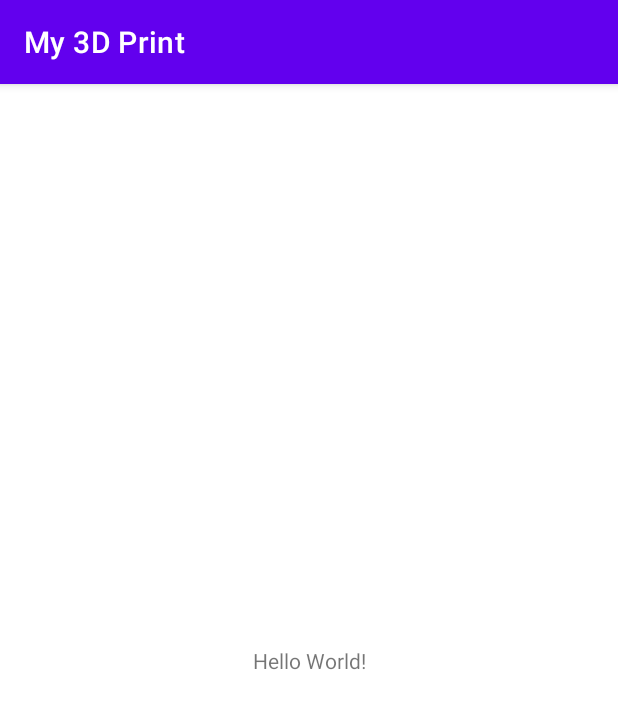
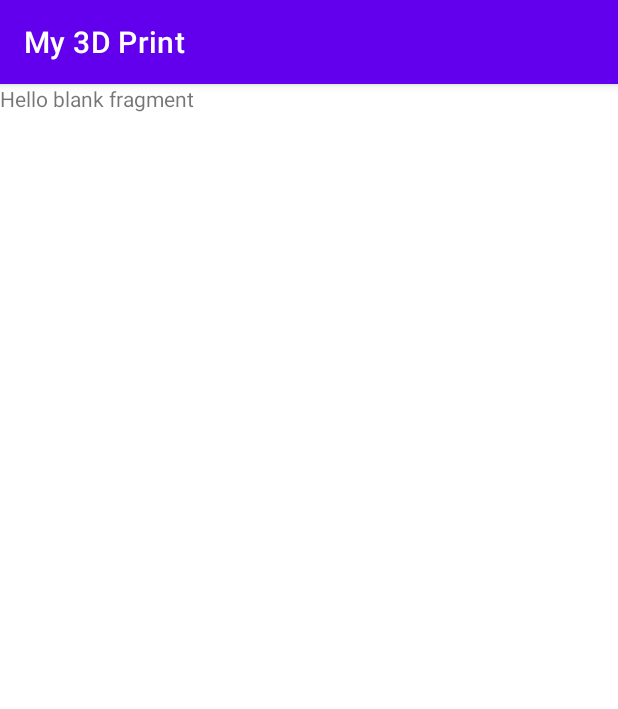
Before and after one commit to rlima20/My-3d-Print, an Android app: the screen it shows after launch (MainActivity), on a phone screen of 412 x 824 dp. Shown: the top 709 px of the screen. Run offline under Robolectric (Android 15) with nearby library versions, the phone set to English and light mode, and no system bars.

Commit message:
creation of navHost

```diff
--- a/app/build.gradle
+++ b/app/build.gradle
@@ -40,6 +40,9 @@ dependencies {
     implementation 'com.google.android.material:material:1.4.0'
     implementation 'androidx.constraintlayout:constraintlayout:2.1.0'
     implementation 'androidx.room:room-runtime:2.3.0'
+    implementation 'androidx.navigation:navigation-fragment-ktx:2.3.5'
+    implementation 'androidx.navigation:navigation-ui-ktx:2.3.5'
+    implementation 'androidx.legacy:legacy-support-v4:1.0.0'
     testImplementation 'junit:junit:4.+'
     androidTestImplementation 'androidx.test.ext:junit:1.1.3'
     androidTestImplementation 'androidx.test.espresso:espresso-core:3.4.0'
--- /dev/null
+++ b/app/src/main/java/com/example/my3dprint/ListPrints.kt
@@ -0,0 +1,59 @@
+package com.example.my3dprint
+
+import android.os.Bundle
+import androidx.fragment.app.Fragment
+import android.view.LayoutInflater
+import android.view.View
+import android.view.ViewGroup
+
+// TODO: Rename parameter arguments, choose names that match
+// the fragment initialization parameters, e.g. ARG_ITEM_NUMBER
+private const val ARG_PARAM1 = "param1"
+private const val ARG_PARAM2 = "param2"
+
+/**
+ * A simple [Fragment] subclass.
+ * Use the [ListPrints.newInstance] factory method to
+ * create an instance of this fragment.
+ */
+class ListPrints : Fragment() {
+    // TODO: Rename and change types of parameters
+    private var param1: String? = null
+    private var param2: String? = null
+
+    override fun onCreate(savedInstanceState: Bundle?) {
+        super.onCreate(savedInstanceState)
+        arguments?.let {
+            param1 = it.getString(ARG_PARAM1)
+            param2 = it.getString(ARG_PARAM2)
+        }
+    }
+
+    override fun onCreateView(
+        inflater: LayoutInflater, container: ViewGroup?,
+        savedInstanceState: Bundle?
+    ): View? {
+        // Inflate the layout for this fragment
+        return inflater.inflate(R.layout.fragment_list_prints, container, false)
+    }
+
+    companion object {
+        /**
+         * Use this factory method to create a new instance of
+         * this fragment using the provided parameters.
+         *
+         * @param param1 Parameter 1.
+         * @param param2 Parameter 2.
+         * @return A new instance of fragment ListPrints.
+         */
+        // TODO: Rename and change types and number of parameters
+        @JvmStatic
+        fun newInstance(param1: String, param2: String) =
+            ListPrints().apply {
+                arguments = Bundle().apply {
+                    putString(ARG_PARAM1, param1)
+                    putString(ARG_PARAM2, param2)
+                }
+            }
+    }
+}
--- a/app/src/main/java/com/example/my3dprint/ui/activity/MainActivity.kt
+++ b/app/src/main/java/com/example/my3dprint/ui/activity/MainActivity.kt
@@ -5,6 +5,7 @@ import android.os.Bundle
 import com.example.my3dprint.R
 
 class MainActivity : AppCompatActivity() {
+
     override fun onCreate(savedInstanceState: Bundle?) {
         super.onCreate(savedInstanceState)
         setContentView(R.layout.activity_main)
--- /dev/null
+++ b/app/src/main/java/com/example/my3dprint/ui/fragment/ListPrintFragment.kt
@@ -0,0 +1,9 @@
+package com.example.my3dprint.ui.fragment
+
+import androidx.fragment.app.Fragment
+import com.example.my3dprint.ui.viewmodel.PrintListViewModel
+
+class ListPrintFragment: Fragment() {
+
+
+}
--- a/app/src/main/res/layout/activity_main.xml
+++ b/app/src/main/res/layout/activity_main.xml
@@ -1,18 +1,19 @@
 <?xml version="1.0" encoding="utf-8"?>
-<androidx.constraintlayout.widget.ConstraintLayout xmlns:android="http://schemas.android.com/apk/res/android"
+<FrameLayout
+    xmlns:android="http://schemas.android.com/apk/res/android"
     xmlns:app="http://schemas.android.com/apk/res-auto"
     xmlns:tools="http://schemas.android.com/tools"
     android:layout_width="match_parent"
     android:layout_height="match_parent"
     tools:context=".ui.activity.MainActivity">
 
-    <TextView
-        android:layout_width="wrap_content"
-        android:layout_height="wrap_content"
-        android:text="Hello World!"
-        app:layout_constraintBottom_toBottomOf="parent"
-        app:layout_constraintLeft_toLeftOf="parent"
-        app:layout_constraintRight_toRightOf="parent"
-        app:layout_constraintTop_toTopOf="parent" />
+    <fragment
+        android:id="@+id/main_activity_nav_host"
+        android:layout_width="match_parent"
+        android:layout_height="match_parent"
+        android:name="androidx.navigation.fragment.NavHostFragment"
+        app:defaultNavHost="true"
+        app:navGraph="@navigation/nav_graph"
+        />
 
-</androidx.constraintlayout.widget.ConstraintLayout>
+</FrameLayout>
--- /dev/null
+++ b/app/src/main/res/layout/fragment_list_prints.xml
@@ -0,0 +1,14 @@
+<?xml version="1.0" encoding="utf-8"?>
+<FrameLayout xmlns:android="http://schemas.android.com/apk/res/android"
+    xmlns:tools="http://schemas.android.com/tools"
+    android:layout_width="match_parent"
+    android:layout_height="match_parent"
+    tools:context=".ListPrints">
+
+    <!-- TODO: Update blank fragment layout -->
+    <TextView
+        android:layout_width="match_parent"
+        android:layout_height="match_parent"
+        android:text="@string/hello_blank_fragment" />
+
+</FrameLayout>
--- /dev/null
+++ b/app/src/main/res/navigation/nav_graph.xml
@@ -0,0 +1,15 @@
+<?xml version="1.0" encoding="utf-8"?>
+<navigation
+    xmlns:android="http://schemas.android.com/apk/res/android"
+    xmlns:app="http://schemas.android.com/apk/res-auto"
+    xmlns:tools="http://schemas.android.com/tools"
+    android:id="@+id/nav_graph"
+    app:startDestination="@id/listPrints">
+
+    <fragment
+        android:id="@+id/listPrints"
+        android:name="com.example.my3dprint.ListPrints"
+        android:label="Lista de Impressões"
+        tools:layout="@layout/list_print"
+        xmlns:tools="http://schemas.android.com/tools"/>
+</navigation>
--- a/app/src/main/res/values/strings.xml
+++ b/app/src/main/res/values/strings.xml
@@ -1,3 +1,5 @@
 <resources>
     <string name="app_name">My 3D Print</string>
+    <!-- TODO: Remove or change this placeholder text -->
+    <string name="hello_blank_fragment">Hello blank fragment</string>
 </resources>
```
